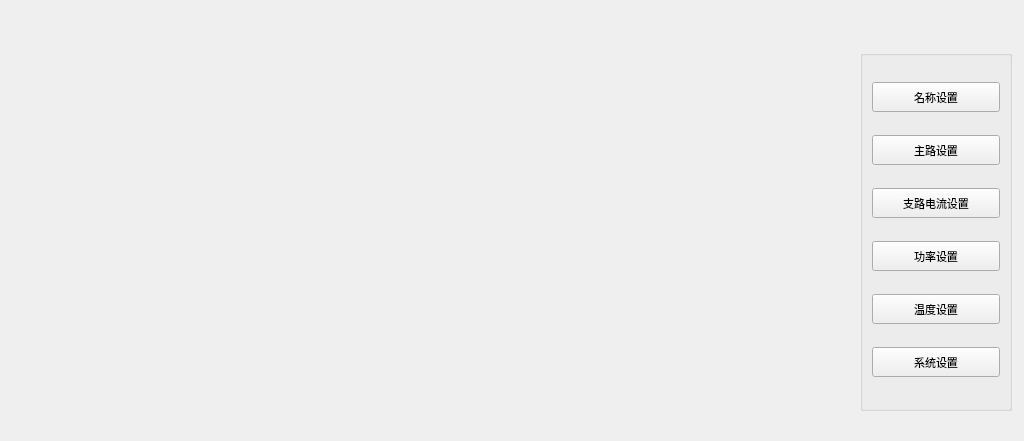
The window that setting/setmainwid.ui (ChinaClever/BusBar-Qt) describes before a commit, drawn with Qt 5.
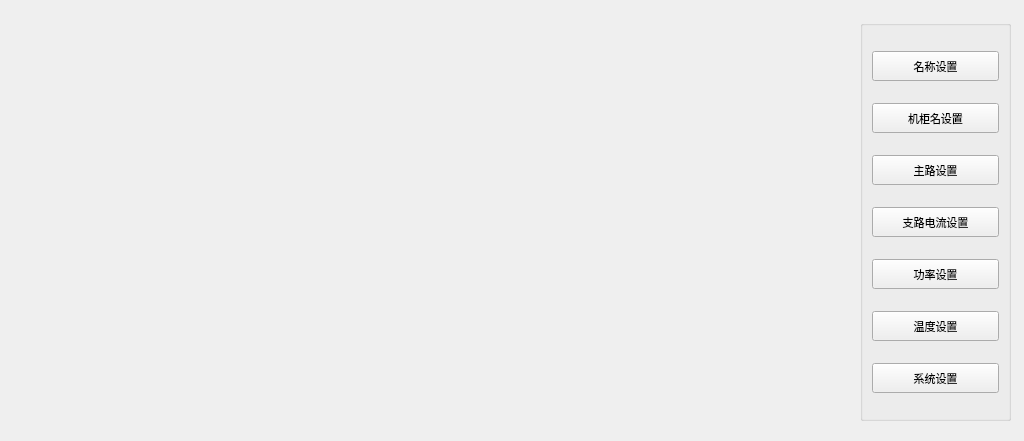
The same window after the commit.

Commit message: 机柜为单位

Patch:
```diff
--- a/setting/setmainwid.ui
+++ b/setting/setmainwid.ui
@@ -40,9 +40,9 @@
    <property name="geometry">
     <rect>
      <x>860</x>
-     <y>50</y>
-     <width>152</width>
-     <height>361</height>
+     <y>20</y>
+     <width>151</width>
+     <height>401</height>
     </rect>
    </property>
    <property name="font">
@@ -87,6 +87,33 @@
       </property>
      </widget>
     </item>
+    <item>
+     <widget class="QPushButton" name="cabnameBtn">
+      <property name="maximumSize">
+       <size>
+        <width>16777215</width>
+        <height>30</height>
+       </size>
+      </property>
+      <property name="font">
+       <font>
+        <family>&quot;Ubuntu&quot;</family>
+        <pointsize>8</pointsize>
+        <italic>false</italic>
+        <bold>false</bold>
+       </font>
+      </property>
+      <property name="styleSheet">
+       <string notr="true"/>
+      </property>
+      <property name="text">
+       <string>机柜名设置</string>
+      </property>
+      <property name="flat">
+       <bool>false</bool>
+      </property>
+     </widget>
+    </item>
     <item>
      <widget class="QPushButton" name="lineBtn">
       <property name="maximumSize">
```
The commit also changes 37 other files.
